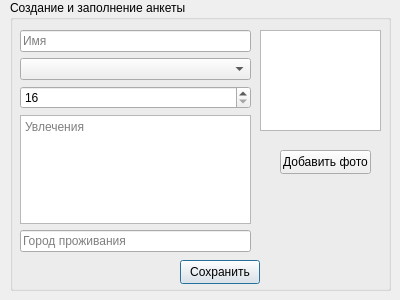
The window that forms/second.ui (YupiSoftwarePunk/Flirt-Finder) describes before a commit, drawn with Qt 5.
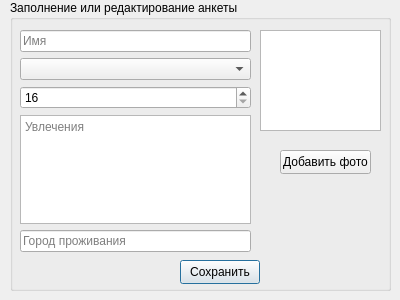
The same window after the commit.

```diff
--- a/forms/second.ui
+++ b/forms/second.ui
@@ -23,7 +23,7 @@
     </rect>
    </property>
    <property name="title">
-    <string>Создание и заполнение анкеты</string>
+    <string>Заполнение или редактирование анкеты</string>
    </property>
    <widget class="QPushButton" name="onSaveData">
     <property name="geometry">
```
